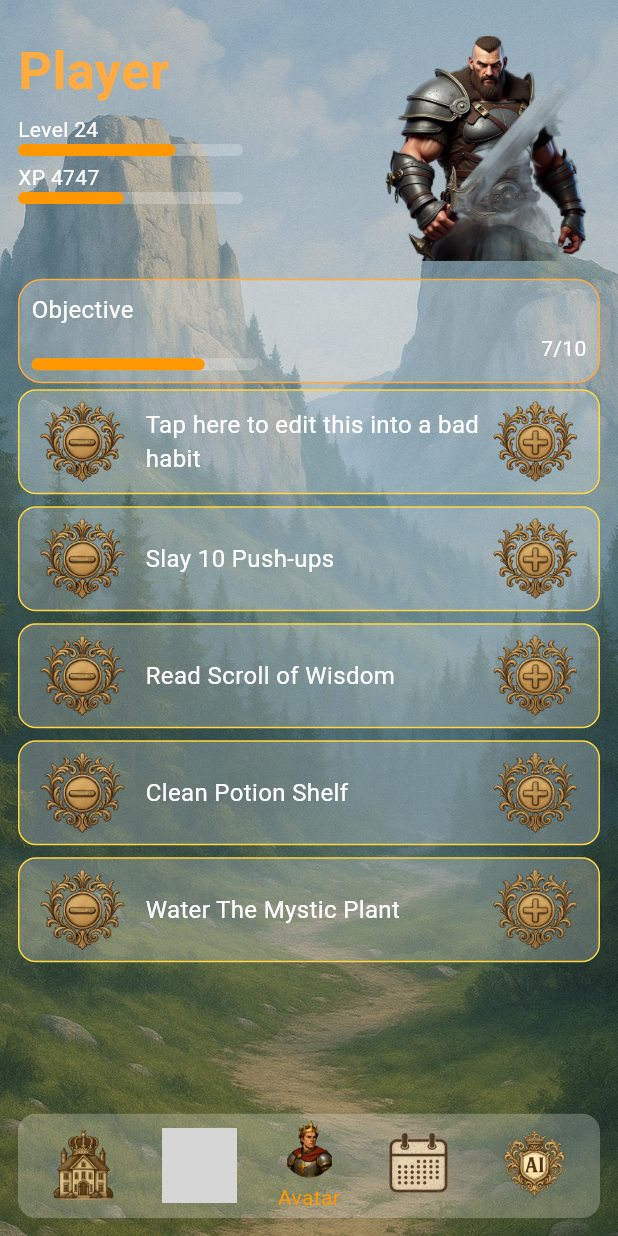
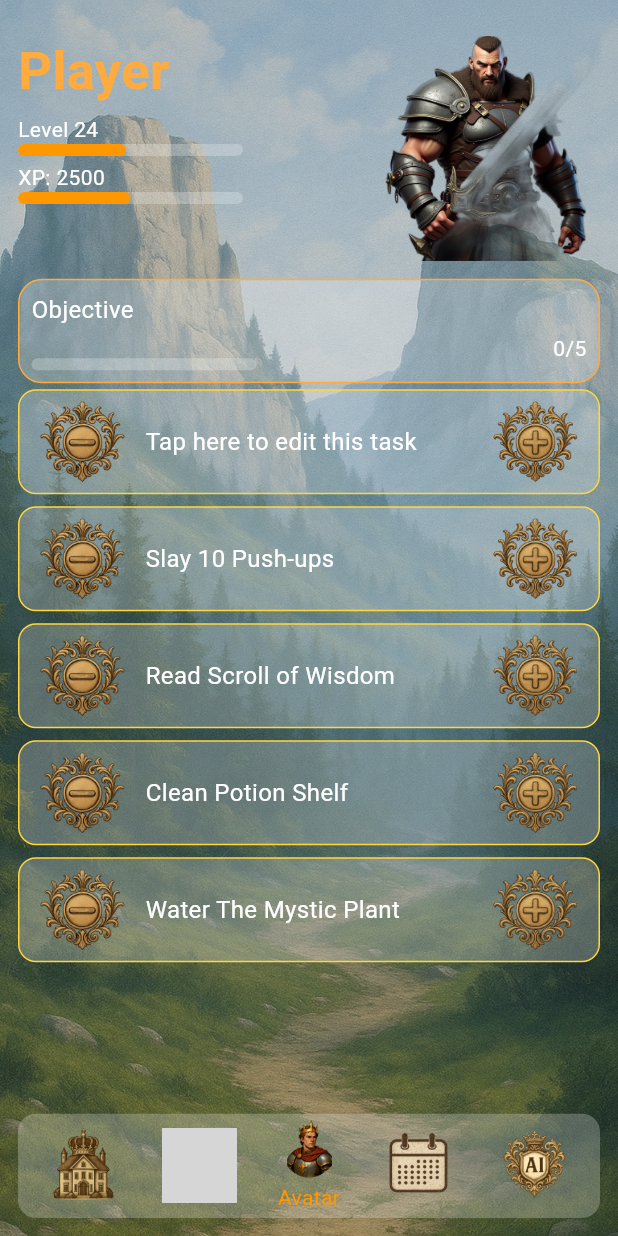
Before and after one commit to mandar2701/Realms_of_Routine, a Flutter app: the screen it shows after launch, on a phone screen of 412 x 824 dp. Run offline on Flutter 3.47's test engine with Material 3 defaults, Android fonts, the phone set to English and light mode, and no system bars; Roboto replaces fonts that are missing (Cinzel); grey boxes are pictures that could not be loaded.

Commit message:
Basic Interactions

```diff
--- a/Frontend/lib/pages/home_screen.dart
+++ b/Frontend/lib/pages/home_screen.dart
@@ -8,6 +8,20 @@ class HomeScreen extends StatefulWidget {
 }
 
 class _HomeScreenState extends State<HomeScreen> {
+  //Variables:
+  int level = 24;
+  int xp = 2500;
+  int xpLimit = 5000;
+  int totalTasks = 5;
+  int completedTasks = 0;
+  List<String> tasks = [
+    "Tap here to edit this task",
+    "Slay 10 Push-ups",
+    "Read Scroll of Wisdom",
+    "Clean Potion Shelf",
+    "Water The Mystic Plant",
+  ];
+
   @override
   Widget build(BuildContext context) {
     return Scaffold(
@@ -58,9 +72,9 @@ class _HomeScreenState extends State<HomeScreen> {
               ),
             ),
             const SizedBox(height: 4),
-            _customBar('Level 24', 0.7),
+            _customBar('Level $level', level / 50),
             const SizedBox(height: 4),
-            _customBar('XP 4747', 0.47),
+            _customBar('XP: $xp', xp / xpLimit),
           ],
         ),
         const Spacer(),
@@ -114,9 +128,17 @@ class _HomeScreenState extends State<HomeScreen> {
 
           Row(
             children: [
-              _customBar('', 0.77),
+              _customBar(
+                '',
+                totalTasks == 0
+                    ? 0
+                    : completedTasks / (tasks.length + completedTasks),
+              ),
               const Spacer(),
-              const Text("7/10", style: TextStyle(color: Colors.white)),
+              Text(
+                "$completedTasks/${tasks.length + completedTasks}",
+                style: TextStyle(color: Colors.white),
+              ),
             ],
           ),
         ],
@@ -125,21 +147,13 @@ class _HomeScreenState extends State<HomeScreen> {
   }
 
   Widget _taskList() {
-    final List<String> tasks = [
-      "Tap here to edit this into a bad habit",
-      "Slay 10 Push-ups",
-      "Read Scroll of Wisdom",
-      "Clean Potion Shelf",
-      "Water The Mystic Plant",
-    ];
-
     return ListView.builder(
       itemCount: tasks.length,
-      itemBuilder: (_, i) => _taskCard(tasks[i]),
+      itemBuilder: (_, i) => _taskCard(tasks[i], i),
     );
   }
 
-  Widget _taskCard(String task) {
+  Widget _taskCard(String task, int index) {
     return Container(
       margin: const EdgeInsets.symmetric(vertical: 4),
       padding: const EdgeInsets.symmetric(horizontal: 12, vertical: 4),
@@ -153,8 +167,9 @@ class _HomeScreenState extends State<HomeScreen> {
           GestureDetector(
             onTap: () {
               // Action when minus icon is tapped
-              print("Minus tapped for: $task");
-              // You can call setState or remove task from list, etc.
+              setState(() {
+                tasks.removeAt(index); // remove deleted task from list
+              });
             },
             child: Image.asset('assets/icons/minus.png', width: 60),
           ),
@@ -168,8 +183,14 @@ class _HomeScreenState extends State<HomeScreen> {
           GestureDetector(
             onTap: () {
               // Action when plus icon is tapped
-              print("Plus tapped for: $task");
-              // Example: mark task as done or open detail
+              setState(() {
+                completedTasks++;
+                xp += 2000;
+                tasks.removeAt(index); // remove completed task from list
+              });
+              ScaffoldMessenger.of(context).showSnackBar(
+                SnackBar(content: Text("+200 XP for completing: $task")),
+              );
             },
             child: Image.asset('assets/icons/plus.png', width: 60),
           ),
```
